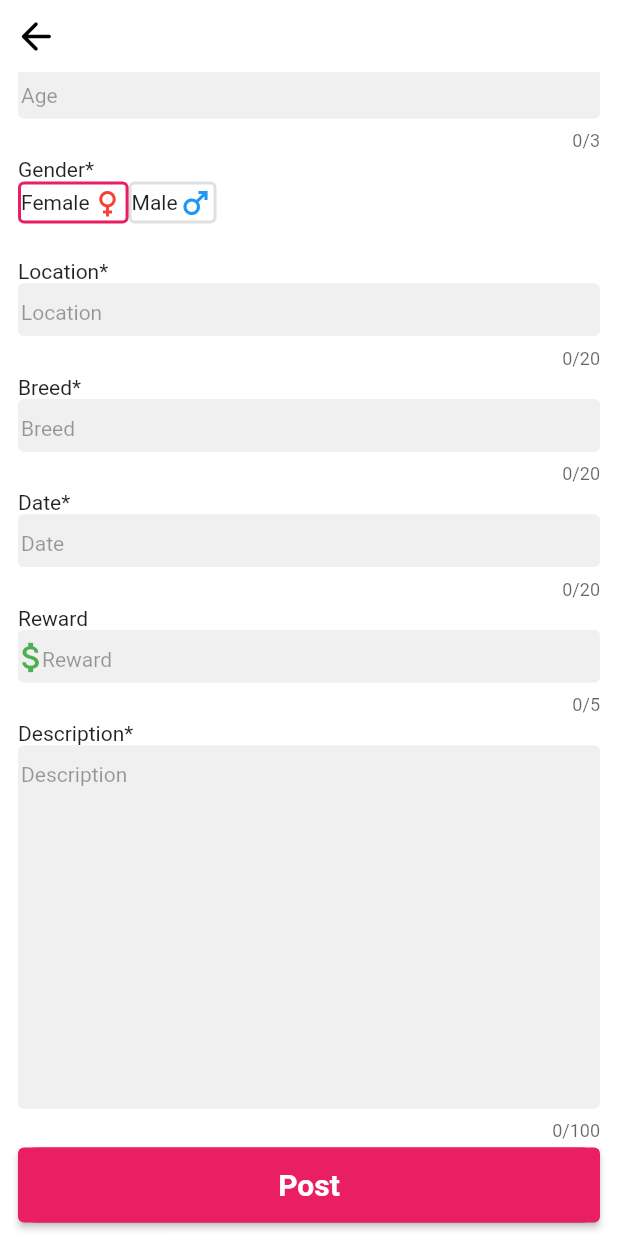
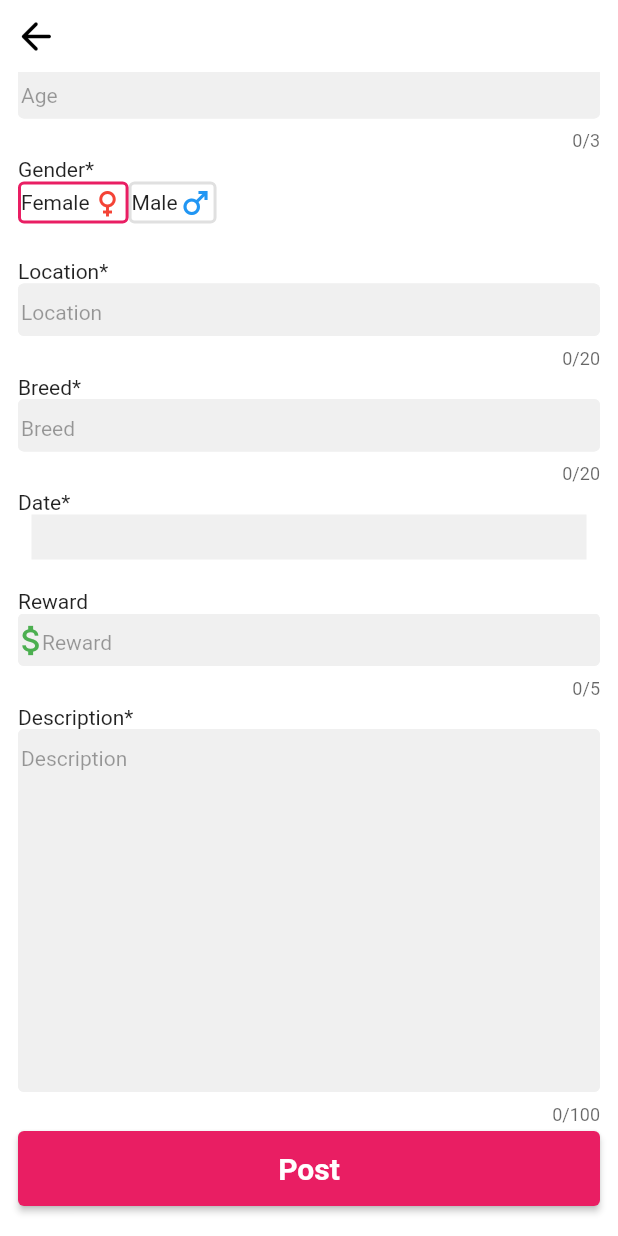
Before and after one commit to MuhdMusab/FindMyPetSG, a Flutter app: the CreatePostScreen screen opened directly with empty values, scrolled down 225 dp, on a phone screen of 412 x 824 dp. Run offline on Flutter 3.47's test engine with Material 2 defaults, Android fonts, the phone set to English and light mode, and no system bars; our stand-ins replace carousel_slider, cloud_firestore, file_picker, firebase_auth, firebase_core, firebase_database and 11 more; accounts and stored records are empty; network calls fail.

Commit message:
-date picker and make image bigger

```diff
--- a/lib/screens/create_post_screen.dart
+++ b/lib/screens/create_post_screen.dart
@@ -138,6 +138,35 @@ class _CreatePostScreenState extends State<CreatePostScreen> {
   void clearImage() {
     setState(() {
       _file = null;
+    });
+  }
+
+  void _showDatePicker() {
+    showDatePicker(
+      context: context,
+      initialDate: DateTime.now(),
+      firstDate: DateTime(2000),
+      lastDate: DateTime(DateTime.now().year, 12, 31),
+      builder: (context, child) {
+        return Theme(
+          data: Theme.of(context).copyWith(
+            colorScheme: ColorScheme.light(
+              primary: Colors.pink,
+            ),
+          ),
+          child: child!,
+        );
+      },
+    ).then((value) {
+      if (value != null) {
+        setState(() {
+          _dateController.text = value.day.toString() +
+              "/" +
+              value.month.toString() +
+              "/" +
+              value.year.toString();
+        });
+      }
     });
   }
 
@@ -285,14 +314,50 @@ class _CreatePostScreenState extends State<CreatePostScreen> {
                     maxLength: 20,
                     maxLines: 1,
                   ),
-                  CustomTextfield2(
-                    infoText: "Date*",
-                    hintText: "Date",
-                    textInputType: TextInputType.datetime,
-                    textEditingController: _dateController,
-                    inputFormatters: [],
-                    maxLength: 20,
-                    maxLines: 1,
+                  Padding(
+                    padding: const EdgeInsets.only(
+                        left: 12.0, right: 12.0, bottom: 20.0),
+                    child: Column(
+                      children: [
+                        Row(
+                          mainAxisAlignment: MainAxisAlignment.start,
+                          children: [
+                            Text("Date*"),
+                          ],
+                        ),
+                        Container(
+                          color: Color(0xffF0F0F0),
+                          child: Material(
+                            color: Colors.transparent,
+                            child: InkWell(
+                              borderRadius: BorderRadius.circular(4.0),
+                              onTap: _showDatePicker,
+                              child: Stack(
+                                children: [
+                                  Container(
+                                    decoration: BoxDecoration(
+                                      borderRadius: BorderRadius.circular(4.0),
+                                      color: Colors.transparent,
+                                    ),
+                                    height: 30,
+                                    width: 370,
+                                  ),
+                                  Positioned(
+                                    top: 2,
+                                    left: 2,
+                                    child: Text(
+                                      _dateController.text,
+                                      style: TextStyle(
+                                          color: Colors.black, fontSize: 20),
+                                    ),
+                                  ),
+                                ],
+                              ),
+                            ),
+                          ),
+                        ),
+                      ],
+                    ),
                   ),
                   RewardTextfield(
                     infoText: "Reward",
--- a/lib/widgets/noncurved_image_slider_carousel.dart
+++ b/lib/widgets/noncurved_image_slider_carousel.dart
@@ -37,7 +37,7 @@ class _NonCurvedImageSliderCarouselState
                 options: CarouselOptions(
                   enableInfiniteScroll: false,
                   viewportFraction: 1,
-                  height: 250,
+                  height: 400,
                   onPageChanged: (index, reason) =>
                       setState(() => activeIndex = index),
                 ),
@@ -56,7 +56,7 @@ class _NonCurvedImageSliderCarouselState
           children: [
             Column(
               children: [
-                    SizedBox(height: 210),
+                SizedBox(height: 360),
                 buildIndicator(),
               ],
             ),
```
Lines whose indentation alone changed are shown as unchanged.
